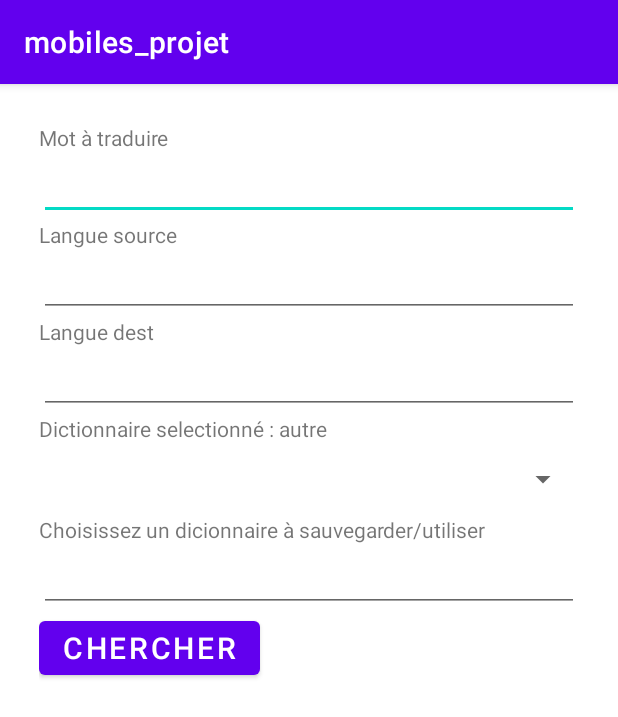
After one commit to yahyahfd/Learn-Languages, an Android app: the RechercheActivity screen opened directly, with no data from a screen before it, on a phone screen of 412 x 824 dp. The commit adds this screen. Shown: the top 717 px of the screen. Run offline under Robolectric (Android 15) with nearby library versions, the phone set to English and light mode, and no system bars.

Commit message:
III du projet

```diff
--- /dev/null
+++ b/app/src/main/java/fr/uparis/zhou/mobiles_projet/RechercheActivity.kt
@@ -0,0 +1,106 @@
+package fr.uparis.zhou.mobiles_projet
+
+//noinspection SuspiciousImport
+import android.R
+import android.annotation.SuppressLint
+import android.content.Intent
+import android.net.Uri
+import androidx.appcompat.app.AppCompatActivity
+import android.os.Bundle
+import android.view.View
+import android.widget.AdapterView
+import android.widget.ArrayAdapter
+import android.widget.Toast
+import fr.uparis.zhou.mobiles_projet.databinding.ActivityRechercheBinding
+import java.io.File
+import java.io.PrintWriter
+
+class RechercheActivity : AppCompatActivity() {
+    @SuppressLint("SetTextI18n")
+    override fun onCreate(savedInstanceState: Bundle?) {
+        super.onCreate(savedInstanceState)
+        val binding: ActivityRechercheBinding = ActivityRechercheBinding.inflate(layoutInflater)
+        setContentView(binding.root)
+
+        val ed_mot = binding.edMot
+        val ed_src = binding.edSrc
+        val ed_dst = binding.edDst
+        val creer = binding.creer
+        val ed_dico = binding.edDico
+
+        val listDico = mutableListOf<String>()
+
+        val file = File(filesDir, "dico")
+        file.reader().use {
+            listDico.addAll(it.readLines())
+        }
+
+        val spinner = binding.dico
+        val adapter = ArrayAdapter(applicationContext, R.layout.simple_spinner_dropdown_item, listDico)
+        adapter.setDropDownViewResource(R.layout.simple_spinner_dropdown_item)
+        spinner.adapter = adapter
+
+        spinner.setOnItemSelectedListener(
+            object : AdapterView.OnItemSelectedListener {
+                @SuppressLint("SetTextI18n")
+                override fun onItemSelected(
+                    parent: AdapterView<*>,
+                    view: View?,
+                    pos: Int,
+                    id: Long
+                ) {
+                    binding.selected.setText("Dictionnaire selectionné : " + adapter.getItem(pos))
+                    if(adapter.getItem(pos) == "autre"){
+                        creer.setVisibility(View.VISIBLE)
+                        ed_dico.setVisibility(View.VISIBLE)
+                        ed_dico.setText("")
+                    }else{
+                        creer.setVisibility(View.INVISIBLE)
+                        ed_dico.setVisibility(View.INVISIBLE)
+                        ed_dico.setText("")
+                    }
+                }
+                override fun onNothingSelected(parent: AdapterView<*>) {
+                }
+            }
+        )
+
+
+        val chercher = binding.chercher
+        chercher.setOnClickListener {
+            if (spinner.getSelectedItem().toString() == "autre") {
+                if(ed_dico.text.toString() != "") {
+                    if (!listDico.contains(ed_dico.text.toString())) {
+                        listDico.add(ed_dico.text.toString())
+                        val f = File(filesDir, "dico")
+                        f.appendText(ed_dico.text.toString() + "\n")
+                    }
+                    val intent = Intent(Intent.ACTION_VIEW)
+                    intent.setData(Uri.parse("http://www.google.fr/search?q=" + ed_dico.text.toString() + "+" + ed_mot.text.toString() + "+" + ed_src.text.toString() + "+" + ed_dst.text.toString()))
+                    startActivity(intent)
+                }else{
+                    Toast.makeText(this, "Veuillez sélectionner un dictionnaire valide", Toast.LENGTH_LONG).show()
+                }
+            }else{
+                if(spinner.getSelectedItem().toString() == "larousse"){
+                    val intent = Intent(Intent.ACTION_VIEW)
+                    intent.setData(Uri.parse("https://www.larousse.fr/dictionnaires/" + ed_src.text.toString() + "-" + ed_dst.text.toString() + "/" + ed_mot.text.toString()))
+                    startActivity(intent)
+                }else if(spinner.getSelectedItem().toString() == "reverso"){
+                    val intent = Intent(Intent.ACTION_VIEW)
+                    intent.setData(Uri.parse("http://dictionnaire.reverso.net/" + ed_src.text.toString() + "-" + ed_dst.text.toString() + "/" + ed_mot.text.toString()))
+                    startActivity(intent)
+                }else if(spinner.getSelectedItem().toString() == "reverso"){
+                    val intent = Intent(Intent.ACTION_VIEW)
+                    intent.setData(Uri.parse("https://dictionary.cambridge.org/fr/dictionnaire/" + ed_src.text.toString() + "-" + ed_dst.text.toString() + "/" + ed_mot.text.toString()))
+                    startActivity(intent)
+                }else{
+                    val intent = Intent(Intent.ACTION_VIEW)
+                    intent.setData(Uri.parse("http://www.google.fr/search?q=" + ed_dico.text.toString() + "+" + ed_mot.text.toString() + "+" + ed_src.text.toString() + "+" + ed_dst.text.toString()))
+                    startActivity(intent)
+                }
+            }
+        }
+
+    }
+}
--- /dev/null
+++ b/app/src/main/res/layout/activity_recherche.xml
@@ -0,0 +1,92 @@
+<?xml version="1.0" encoding="utf-8"?>
+<androidx.constraintlayout.widget.ConstraintLayout xmlns:android="http://schemas.android.com/apk/res/android"
+    xmlns:app="http://schemas.android.com/apk/res-auto"
+    xmlns:tools="http://schemas.android.com/tools"
+    android:layout_width="match_parent"
+    android:layout_height="match_parent"
+    android:paddingBottom="16dp"
+    android:paddingLeft="16dp"
+    android:paddingRight="16dp"
+    android:paddingTop="16dp"
+    android:orientation="vertical"
+    tools:context=".RechercheActivity">
+    <ScrollView
+        xmlns:android="http://schemas.android.com/apk/res/android"
+        xmlns:tools="http://schemas.android.com/tools"
+        android:id="@+id/root_layout"
+        android:layout_width="match_parent"
+        android:layout_height="wrap_content"
+        tools:ignore="MissingConstraints">
+        <LinearLayout
+            android:layout_width="match_parent"
+            android:layout_height="match_parent"
+            android:layout_gravity="center"
+            android:orientation="vertical"
+            android:padding="10dp"
+            tools:ignore="MissingConstraints">
+
+            <TextView
+                android:id="@+id/mot"
+                android:text="Mot à traduire"
+                android:layout_width="match_parent"
+                android:layout_height="wrap_content"/>
+
+            <EditText
+                android:id="@+id/ed_mot"
+                android:layout_width="match_parent"
+                android:layout_height="wrap_content"/>
+
+            <TextView
+                android:id="@+id/src"
+                android:text="Langue source"
+                android:layout_width="match_parent"
+                android:layout_height="wrap_content"/>
+
+            <EditText
+                android:id="@+id/ed_src"
+                android:layout_width="match_parent"
+                android:layout_height="wrap_content"/>
+
+            <TextView
+                android:id="@+id/dst"
+                android:text="Langue dest"
+                android:layout_width="match_parent"
+                android:layout_height="wrap_content"/>
+
+            <EditText
+                android:id="@+id/ed_dst"
+                android:layout_width="match_parent"
+                android:layout_height="wrap_content"/>
+
+            <TextView
+                android:id="@+id/selected"
+                android:layout_width="match_parent"
+                android:layout_height="wrap_content"/>
+
+            <Spinner
+                android:id="@+id/dico"
+                android:layout_width="match_parent"
+                android:layout_height="wrap_content"/>
+
+            <TextView
+                android:id="@+id/creer"
+                android:text="Choisissez un dicionnaire à sauvegarder/utiliser"
+                android:layout_width="match_parent"
+                android:layout_height="wrap_content"/>
+
+            <EditText
+                android:id="@+id/ed_dico"
+                android:layout_width="match_parent"
+                android:layout_height="wrap_content"/>
+
+            <Button
+                android:id="@+id/chercher"
+                android:layout_width="wrap_content"
+                android:layout_height="wrap_content"
+                android:text="Chercher"
+                android:textSize="20dp" />
+
+        </LinearLayout>
+    </ScrollView>
+
+</androidx.constraintlayout.widget.ConstraintLayout>
```
Also changed, not shown: app/src/main/AndroidManifest.xml (+17 -6 lines), app/src/main/java/fr/uparis/zhou/mobiles_projet/AjoutMotActivity.kt (+39 -0 lines), app/src/main/java/fr/uparis/zhou/mobiles_projet/MainActivity.kt (+15 -2 lines), app/src/main/res/layout/activity_main.xml (+8 -0 lines).
